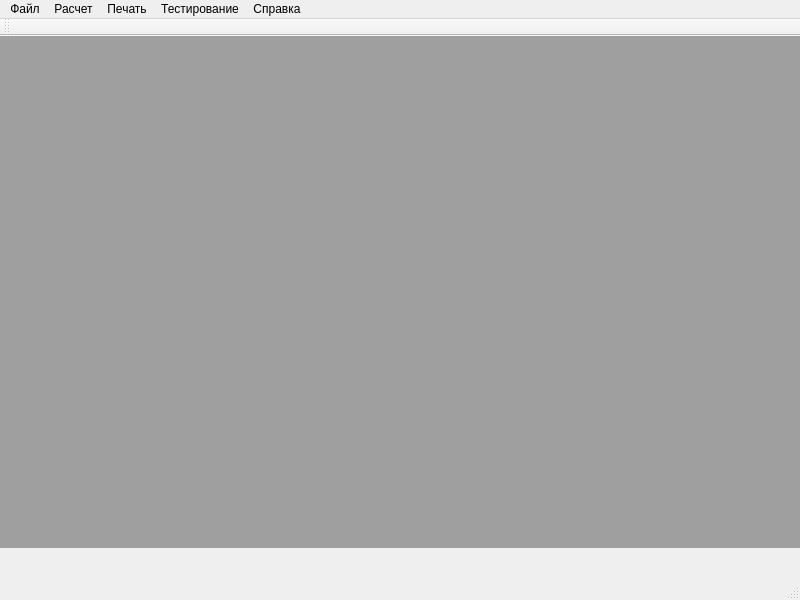
Before: the Qt Designer form mainwindow.ui in astroidis/stokes-ui, drawn with Qt 5.
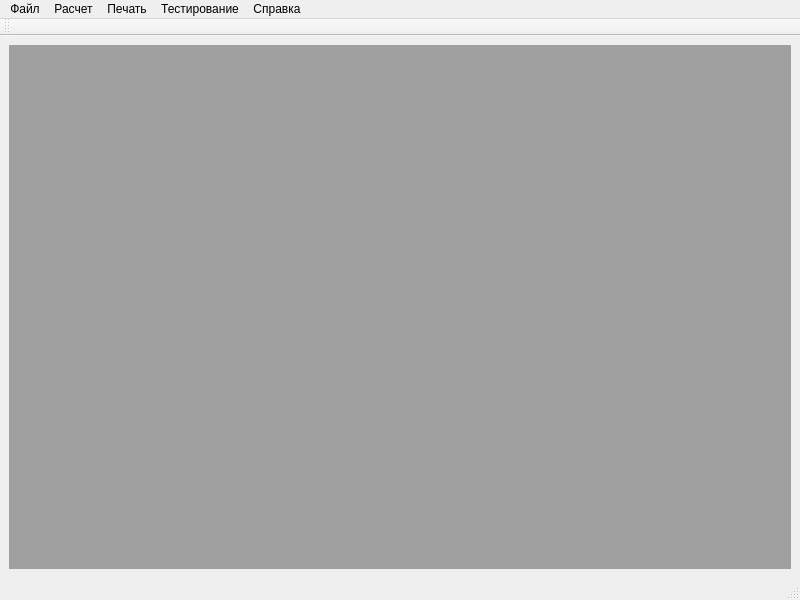
After: the same form once the commit is applied.

Patch:
```diff
--- a/mainwindow.ui
+++ b/mainwindow.ui
@@ -14,16 +14,21 @@
    <string>тупое говно тупого говна</string>
   </property>
   <widget class="QWidget" name="centralwidget">
-   <widget class="QMdiArea" name="mdiArea">
-    <property name="geometry">
-     <rect>
-      <x>0</x>
-      <y>0</y>
-      <width>910</width>
-      <height>512</height>
-     </rect>
-    </property>
-   </widget>
+   <layout class="QHBoxLayout" name="horizontalLayout">
+    <item>
+     <widget class="QMdiArea" name="mdiArea">
+      <property name="sizePolicy">
+       <sizepolicy hsizetype="Preferred" vsizetype="Preferred">
+        <horstretch>0</horstretch>
+        <verstretch>0</verstretch>
+       </sizepolicy>
+      </property>
+      <property name="sizeAdjustPolicy">
+       <enum>QAbstractScrollArea::AdjustToContents</enum>
+      </property>
+     </widget>
+    </item>
+   </layout>
   </widget>
   <widget class="QMenuBar" name="menubar">
    <property name="geometry">
```
Left out of the diff: 20 changed lines with no effect on the pictures.
